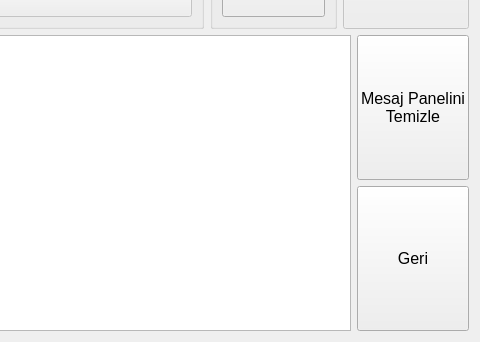
Qt form ui/image_creator_screen.ui (cihansenyuz/system_controller) before a commit; both pictures show x 312 to 792 and y 219 to 561 of the 792 by 561 pixel window.
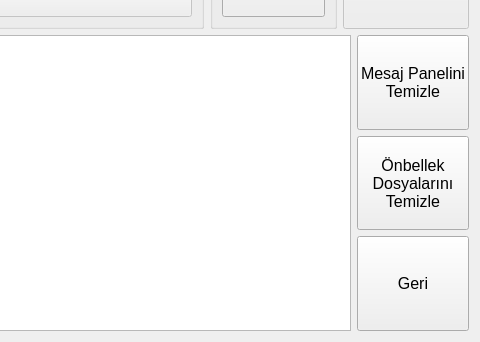
The same form after that commit.

Commit message: add deleting cache option

The edit to the form file:
```diff
--- a/ui/image_creator_screen.ui
+++ b/ui/image_creator_screen.ui
@@ -287,6 +287,26 @@
          </property>
         </widget>
        </item>
+       <item>
+        <widget class="QPushButton" name="clearCacheButton">
+         <property name="sizePolicy">
+          <sizepolicy hsizetype="Minimum" vsizetype="Minimum">
+           <horstretch>0</horstretch>
+           <verstretch>0</verstretch>
+          </sizepolicy>
+         </property>
+         <property name="font">
+          <font>
+           <pointsize>12</pointsize>
+          </font>
+         </property>
+         <property name="text">
+          <string>Önbellek
+Dosyalarını
+Temizle</string>
+         </property>
+        </widget>
+       </item>
        <item>
         <widget class="QPushButton" name="backButton">
          <property name="sizePolicy">
```
The commit also changes 4 other files.
